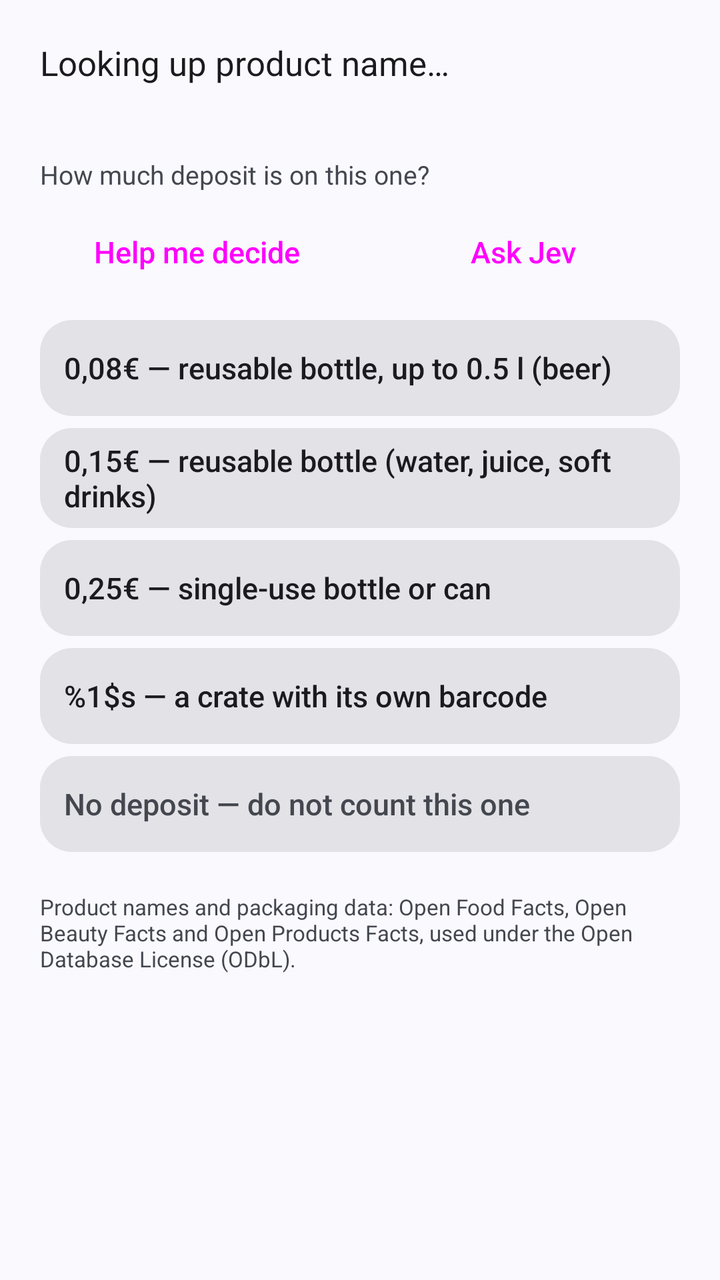
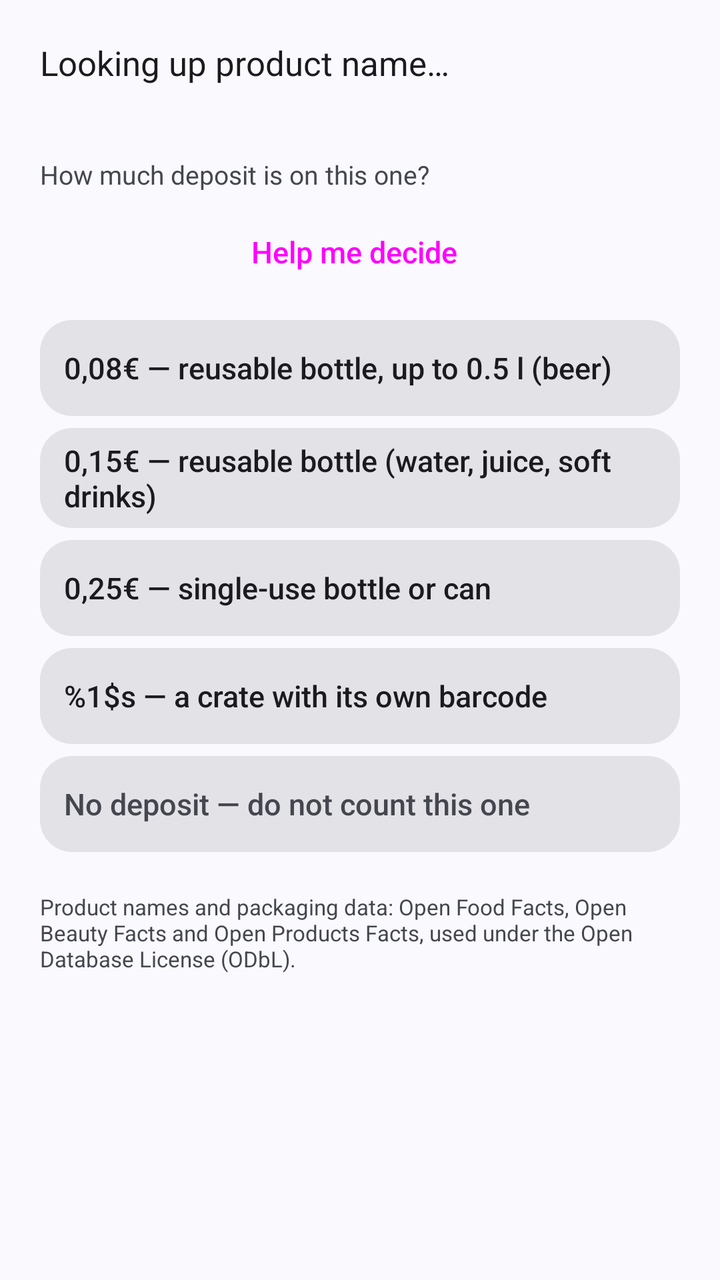

An Android layout rendered at two revisions. The XML below is the earlier revision; the diff shows what the commit changed to produce the second picture.
<!-- AndroidManifest.xml: application theme AppTheme -->
<!-- res/layout/dialog_new.xml -->
<?xml version="1.0" encoding="utf-8"?>
<ScrollView xmlns:android="http://schemas.android.com/apk/res/android"
    android:layout_width="match_parent"
    android:layout_height="wrap_content">

    <LinearLayout
        android:layout_width="match_parent"
        android:layout_height="wrap_content"
        android:orientation="vertical"
        android:padding="20dp">

        <TextView
            android:id="@+id/dlg_name"
            android:layout_width="match_parent"
            android:layout_height="wrap_content"
            android:textColor="@color/text"
            android:textSize="17sp"
            android:text="@string/looking_up" />

        <TextView
            android:id="@+id/dlg_code"
            android:importantForAccessibility="no"
            android:layout_width="match_parent"
            android:layout_height="wrap_content"
            android:paddingTop="2dp"
            android:textColor="@color/text_dim"
            android:textSize="13sp" />

        
        <com.google.android.material.textfield.TextInputLayout
            android:id="@+id/dlg_name_box"
            style="@style/Widget.Material3.TextInputLayout.OutlinedBox"
            android:layout_width="match_parent"
            android:layout_height="wrap_content"
            android:layout_marginTop="8dp"
            android:hint="@string/name_hint"
            android:visibility="gone">

            <com.google.android.material.textfield.TextInputEditText
                android:id="@+id/dlg_name_edit"
                android:layout_width="match_parent"
                android:layout_height="wrap_content"
                android:importantForAutofill="no"
                android:inputType="textCapSentences"
                android:singleLine="true" />
        </com.google.android.material.textfield.TextInputLayout>

        <LinearLayout
            android:id="@+id/dlg_guide"
            android:layout_width="match_parent"
            android:layout_height="wrap_content"
            android:orientation="vertical"
            android:paddingTop="16dp"
            android:visibility="gone" />

        <LinearLayout
            android:id="@+id/dlg_choices"
            android:layout_width="match_parent"
            android:layout_height="wrap_content"
            android:orientation="vertical">

        
        <TextView
            android:id="@+id/dlg_similar"
            android:layout_width="match_parent"
            android:layout_height="wrap_content"
            android:paddingTop="12dp"
            android:textColor="@color/text"
            android:textSize="14sp"
            android:visibility="gone" />

        <Button
            android:id="@+id/dlg_similar_use"
                style="@style/DialogButton"
            android:layout_width="match_parent"
            android:layout_height="wrap_content"
            android:layout_marginTop="6dp"
            android:textSize="15sp"
            android:text="@string/similar_use"
            android:visibility="gone" />

        <TextView
            android:layout_width="match_parent"
            android:layout_height="wrap_content"
            android:paddingTop="16dp"
            android:paddingBottom="6dp"
            android:textColor="@color/text_dim"
            android:textSize="13sp"
            android:text="@string/choose_deposit" />

        <LinearLayout
            android:layout_width="match_parent"
            android:layout_height="wrap_content"
            android:orientation="horizontal"
            android:baselineAligned="false"
            android:layout_marginBottom="10dp">

            <Button
                android:id="@+id/dlg_help"
                style="@style/DialogButton"
                android:paddingStart="6dp"
                android:paddingEnd="6dp"
                android:letterSpacing="0"
                android:layout_width="0dp"
                android:layout_weight="1"
                android:layout_height="wrap_content"
                android:layout_marginEnd="6dp"
                android:textSize="15sp"
                android:text="@string/g_open"
                android:maxLines="1"
                android:autoSizeTextType="uniform"
                android:autoSizeMinTextSize="9sp"
                android:autoSizeMaxTextSize="15sp" />

            <Button
                android:id="@+id/dlg_ask_jev"
                style="@style/DialogButton"
                android:paddingStart="6dp"
                android:paddingEnd="6dp"
                android:letterSpacing="0"
                android:layout_width="0dp"
                android:layout_weight="1"
                android:layout_height="wrap_content"
                android:textSize="15sp"
                android:text="@string/jev_ask"
                android:maxLines="1"
                android:autoSizeTextType="uniform"
                android:autoSizeMinTextSize="9sp"
                android:autoSizeMaxTextSize="15sp" />
        </LinearLayout>

        
        <TextView
            android:id="@+id/dlg_jev_why"
            android:layout_width="match_parent"
            android:layout_height="wrap_content"
            android:layout_marginTop="-4dp"
            android:layout_marginBottom="10dp"
            android:textColor="@color/text_dim"
            android:textSize="13sp"
            android:visibility="gone" />

        
        <LinearLayout
            android:id="@+id/dlg_jev"
            android:layout_width="match_parent"
            android:layout_height="wrap_content"
            android:orientation="vertical"
            android:layout_marginBottom="10dp"
            android:visibility="gone">

            <TextView
                android:id="@+id/dlg_jev_pick"
                android:layout_width="match_parent"
                android:layout_height="wrap_content"
                android:textColor="@color/text"
                android:textSize="16sp"
                android:textStyle="bold" />

            <LinearLayout
                android:layout_width="match_parent"
                android:layout_height="wrap_content"
                android:orientation="horizontal"
                android:gravity="center_vertical"
                android:paddingTop="6dp">

                <View
                    android:id="@+id/dlg_jev_meter"
                    android:layout_width="0dp"
                    android:layout_weight="1"
                    android:layout_height="10dp" />

                <TextView
                    android:id="@+id/dlg_jev_trust"
                    android:layout_width="wrap_content"
                    android:layout_height="wrap_content"
                    android:paddingStart="10dp"
                    android:textSize="13sp" />
            </LinearLayout>
        </LinearLayout>

        <Button
            android:id="@+id/dlg_8"
            style="@style/ChoiceButton"
            android:layout_width="match_parent"
            android:layout_height="wrap_content"
            android:text="@string/d8" />

        <Button
            android:id="@+id/dlg_15"
            style="@style/ChoiceButton"
            android:layout_width="match_parent"
            android:layout_height="wrap_content"
            android:text="@string/d15" />

        <Button
            android:id="@+id/dlg_25"
            style="@style/ChoiceButton"
            android:layout_width="match_parent"
            android:layout_height="wrap_content"
            android:text="@string/d25" />

        <Button
            android:id="@+id/dlg_crate"
            style="@style/ChoiceButton"
            android:layout_width="match_parent"
            android:layout_height="wrap_content"
            android:text="@string/d_crate_fmt" />

        <Button
            android:id="@+id/dlg_0"
            style="@style/ChoiceButton"
            android:layout_width="match_parent"
            android:layout_height="wrap_content"
            android:textColor="@color/text_dim"
            android:text="@string/d0" />

        </LinearLayout>

        <TextView
            android:layout_width="match_parent"
            android:layout_height="wrap_content"
            android:paddingTop="14dp"
            android:textColor="@color/text_dim"
            android:textSize="11sp"
            android:text="@string/off_credit" />
    </LinearLayout>
</ScrollView>
<!-- resources referenced by this layout -->
<resources>
  <color name="text">@android:color/system_on_surface_light</color>
  <color name="text_dim">@android:color/system_on_surface_variant_light</color>
  <string name="choose_deposit">How much deposit is on this one?</string>
  <string name="d0">No deposit — do not count this one</string>
  <string name="d15">0,15€ — reusable bottle (water, juice, soft drinks)</string>
  <string name="d25">0,25€ — single-use bottle or can</string>
  <string name="d8">0,08€ — reusable bottle, up to 0.5 l (beer)</string>
  <string name="d_crate_fmt">%1$s — a crate with its own barcode</string>
  <string name="g_open">Help me decide</string>
  <string name="jev_ask">Ask Jev</string>
  <string name="looking_up">Looking up product name…</string>
  <string name="name_hint">Name for this product (optional)</string>
  <string name="off_credit">Product names and packaging data: Open Food Facts, Open Beauty Facts and Open Products Facts, used under the Open Database License (ODbL).</string>
  <string name="similar_use">Yes, count that one</string>
  <style name="ChoiceButton" parent="Widget.Material3.Button.TextButton">
          <item name="android:background">@drawable/choice</item>
          <item name="backgroundTint">@null</item>
          <item name="android:layout_marginBottom">6dp</item>
          <item name="android:maxWidth">10000dp</item>
          <item name="android:insetTop">0dp</item>
          <item name="android:insetBottom">0dp</item>
          <item name="android:minHeight">48dp</item>
          <item name="android:gravity">start|center_vertical</item>
          <item name="android:textAllCaps">false</item>
          <item name="android:textColor">@color/text</item>
          <item name="android:textSize">15sp</item>
          <item name="android:letterSpacing">0</item>
      </style>
  <style name="DialogButton" parent="Widget.Material3.Button.TonalButton">
          <item name="android:textAllCaps">false</item>
          <item name="android:textSize">14sp</item>
          <item name="android:letterSpacing">0</item>
          <item name="android:maxWidth">10000dp</item>
          <item name="android:minHeight">48dp</item>
          <item name="android:insetTop">2dp</item>
          <item name="android:insetBottom">2dp</item>
          <item name="android:paddingStart">8dp</item>
          <item name="android:paddingEnd">8dp</item>
      </style>
  <!-- drawable choice (drawable) -->
  <?xml version="1.0" encoding="utf-8"?>
  <ripple xmlns:android="http://schemas.android.com/apk/res/android" android:color="?android:attr/colorControlHighlight">
      <item>
          <shape android:shape="rectangle">
              <solid android:color="@color/surface_high" />
              <corners android:radius="16dp" />
              <padding android:top="12dp" android:bottom="12dp" android:left="12dp" android:right="12dp" />
          </shape>
      </item>
  </ripple>
  <color name="accent">@android:color/system_primary_light</color>
  <color name="on_accent">@android:color/system_on_primary_light</color>
  <color name="accent_dim">@android:color/system_primary_container_light</color>
  <color name="bad">#FFC0392B</color>
  <style name="ThemeOverlay.Pfand.Dialog" parent="ThemeOverlay.Material3.MaterialAlertDialog">
          <item name="alertDialogStyle">@style/Pfand.Dialog</item>
      </style>
  <style name="Pfand.Dialog" parent="MaterialAlertDialog.Material3">
          <item name="backgroundInsetStart">16dp</item>
          <item name="backgroundInsetEnd">16dp</item>
      </style>
  <!-- unchanged entries left out for length: 1 -->
</resources>

<!-- the commit's change to res/layout/dialog_new.xml (unified diff, before → after) -->
@@ -88,7 +88,9 @@
             android:textSize="13sp"
             android:text="@string/choose_deposit" />
 
-        <LinearLayout
+        
+        <LinearLayout
+            android:id="@+id/dlg_actions"
             android:layout_width="match_parent"
             android:layout_height="wrap_content"
             android:orientation="horizontal"
@@ -111,38 +113,11 @@
                 android:autoSizeTextType="uniform"
                 android:autoSizeMinTextSize="9sp"
                 android:autoSizeMaxTextSize="15sp" />
-
-            <Button
-                android:id="@+id/dlg_ask_jev"
-                style="@style/DialogButton"
-                android:paddingStart="6dp"
-                android:paddingEnd="6dp"
-                android:letterSpacing="0"
-                android:layout_width="0dp"
-                android:layout_weight="1"
-                android:layout_height="wrap_content"
-                android:textSize="15sp"
-                android:text="@string/jev_ask"
-                android:maxLines="1"
-                android:autoSizeTextType="uniform"
-                android:autoSizeMinTextSize="9sp"
-                android:autoSizeMaxTextSize="15sp" />
         </LinearLayout>
 
         
-        <TextView
-            android:id="@+id/dlg_jev_why"
-            android:layout_width="match_parent"
-            android:layout_height="wrap_content"
-            android:layout_marginTop="-4dp"
-            android:layout_marginBottom="10dp"
-            android:textColor="@color/text_dim"
-            android:textSize="13sp"
-            android:visibility="gone" />
-
-        
-        <LinearLayout
-            android:id="@+id/dlg_jev"
+        <LinearLayout
+            android:id="@+id/dlg_hint"
             android:layout_width="match_parent"
             android:layout_height="wrap_content"
             android:orientation="vertical"
@@ -150,7 +125,7 @@
             android:visibility="gone">
 
             <TextView
-                android:id="@+id/dlg_jev_pick"
+                android:id="@+id/dlg_hint_pick"
                 android:layout_width="match_parent"
                 android:layout_height="wrap_content"
                 android:textColor="@color/text"
@@ -165,13 +140,13 @@
                 android:paddingTop="6dp">
 
                 <View
-                    android:id="@+id/dlg_jev_meter"
+                    android:id="@+id/dlg_hint_meter"
                     android:layout_width="0dp"
                     android:layout_weight="1"
                     android:layout_height="10dp" />
 
                 <TextView
-                    android:id="@+id/dlg_jev_trust"
+                    android:id="@+id/dlg_hint_trust"
                     android:layout_width="wrap_content"
                     android:layout_height="wrap_content"
                     android:paddingStart="10dp"
<!-- resource entries referenced after the edit -->
@@ -9,7 +9,6 @@
   <string name="d8">0,08€ — reusable bottle, up to 0.5 l (beer)</string>
   <string name="d_crate_fmt">%1$s — a crate with its own barcode</string>
   <string name="g_open">Help me decide</string>
-  <string name="jev_ask">Ask Jev</string>
   <string name="looking_up">Looking up product name…</string>
   <string name="name_hint">Name for this product (optional)</string>
   <string name="off_credit">Product names and packaging data: Open Food Facts, Open Beauty Facts and Open Products Facts, used under the Open Database License (ODbL).</string>
